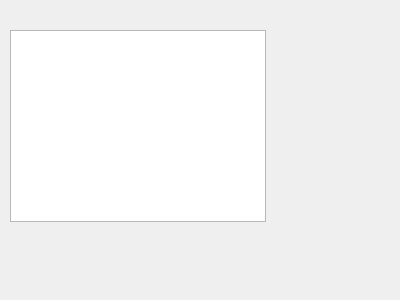
This is DevMashMafia/views/roomview.ui in DzyubSpirit/DevMashMafiaQt as Qt 5 draws it before an edit. The edited form follows.
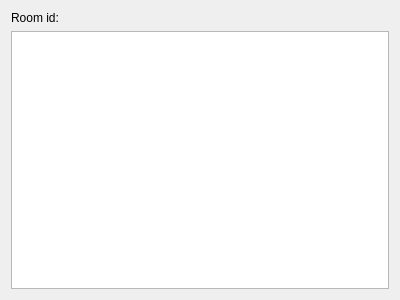
This is the edited form.

Commit message: Added room id label for room view

The edit to the form file:
```diff
--- a/DevMashMafia/views/roomview.ui
+++ b/DevMashMafia/views/roomview.ui
@@ -13,16 +13,29 @@
   <property name="windowTitle">
    <string>Form</string>
   </property>
-  <widget class="QListWidget" name="listWidget">
-   <property name="geometry">
-    <rect>
-     <x>10</x>
-     <y>30</y>
-     <width>256</width>
-     <height>192</height>
-    </rect>
-   </property>
-  </widget>
+  <layout class="QVBoxLayout" name="verticalLayout">
+   <item>
+    <layout class="QHBoxLayout" name="horizontalLayout">
+     <item>
+      <widget class="QLabel" name="label">
+       <property name="text">
+        <string>Room id:</string>
+       </property>
+      </widget>
+     </item>
+     <item>
+      <widget class="QLabel" name="roomId">
+       <property name="text">
+        <string/>
+       </property>
+      </widget>
+     </item>
+    </layout>
+   </item>
+   <item>
+    <widget class="QListWidget" name="listWidget"/>
+   </item>
+  </layout>
  </widget>
  <resources/>
  <connections/>
```
The commit also changes 6 other files.
